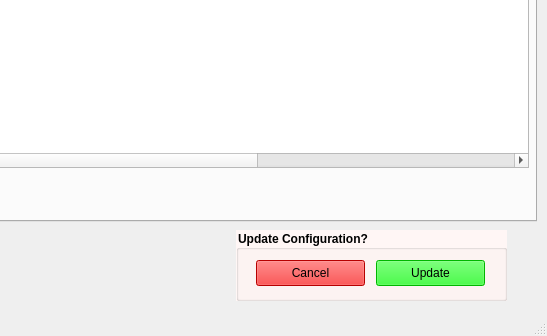
This is flogger.ui in tobiz/OGN-Flight-Logger_V3 as Qt 5 draws it before an edit; both pictures show x 164 to 711 and y 578 to 914 of the 711 by 914 pixel window. The edited form follows.
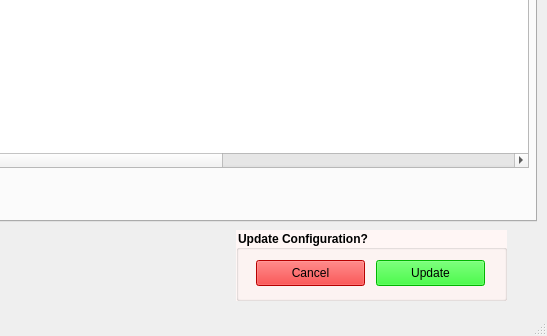
This is the edited form. Icons and pictures are not drawn.

Commit message: Added display flight track on OpenStreetMap from flight log

Patch:
```diff
--- a/flogger.ui
+++ b/flogger.ui
@@ -2362,7 +2362,7 @@
        <set>QAbstractItemView::NoEditTriggers</set>
       </property>
       <property name="columnCount">
-       <number>10</number>
+       <number>11</number>
       </property>
       <column>
        <property name="text">
@@ -2427,6 +2427,11 @@
 Max Alt</string>
        </property>
       </column>
+      <column>
+       <property name="text">
+        <string>Track File</string>
+       </property>
+      </column>
      </widget>
      <widget class="QCalendarWidget" name="FlightLogcalendar">
       <property name="geometry">
```
Left out of the diff: 6 changed lines with no effect on the pictures. The commit also changes 2 other files.
